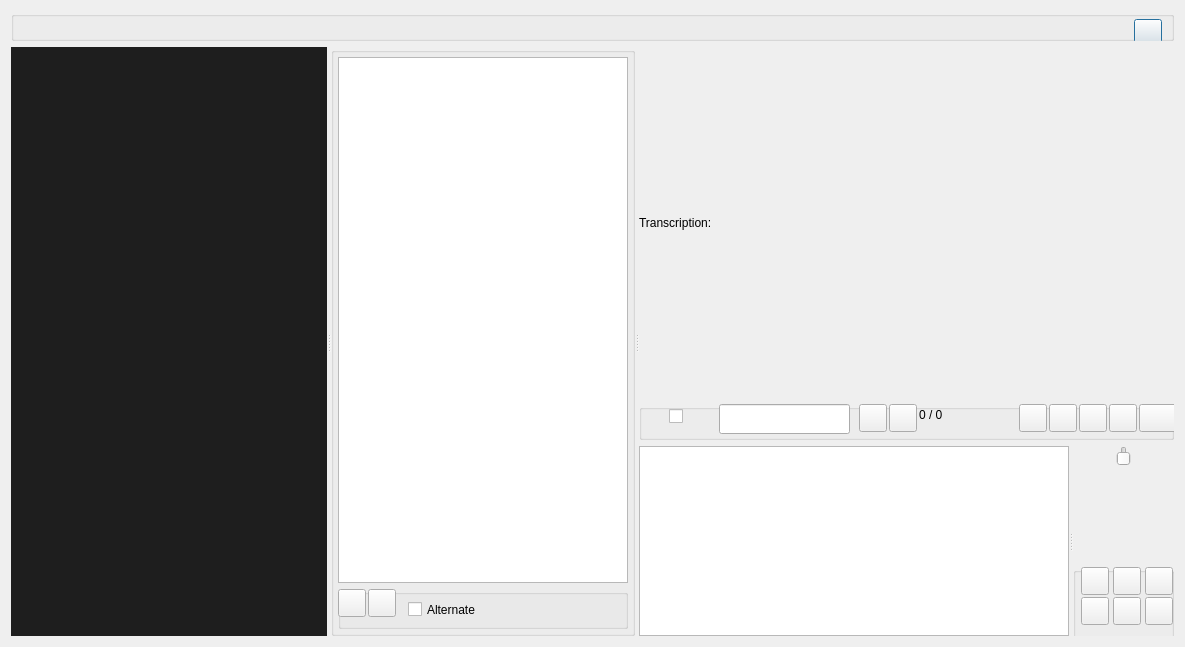
Qt form src/GUI_UIs/ui_dialog_view_av.ui (ccbogel/QualCoder) before a commit.
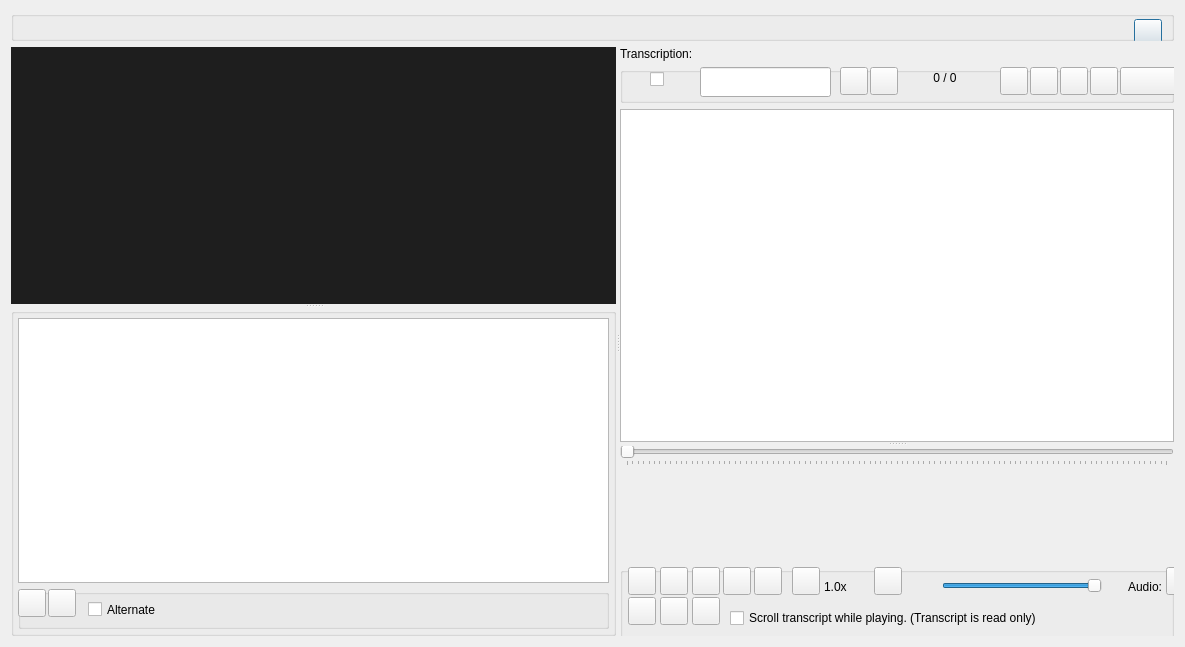
The same form after that commit. Custom widgets are drawn as their Qt base class.

```diff
--- a/src/GUI_UIs/ui_dialog_view_av.ui
+++ b/src/GUI_UIs/ui_dialog_view_av.ui
@@ -107,7 +107,7 @@
        <item>
         <widget class="QSplitter" name="splitter_left">
          <property name="orientation">
-          <enum>Qt::Horizontal</enum>
+          <enum>Qt::Orientation::Vertical</enum>
          </property>
          <widget class="QFrame" name="frame_video">
           <property name="minimumSize">
@@ -120,7 +120,10 @@
            <string notr="true">background-color: rgb(30, 30, 30);</string>
           </property>
           <property name="frameShape">
-           <enum>QFrame::NoFrame</enum>
+           <enum>QFrame::Shape::NoFrame</enum>
+          </property>
+          <property name="frameShadow">
+           <enum>QFrame::Shadow::Plain</enum>
           </property>
          </widget>
          <widget class="QGroupBox" name="groupBox_snippets">
@@ -330,13 +333,16 @@
            <bool>false</bool>
           </property>
           <property name="frameShape">
-           <enum>QFrame::NoFrame</enum>
+           <enum>QFrame::Shape::Box</enum>
           </property>
           <property name="lineWidth">
            <number>0</number>
           </property>
           <property name="text">
-           <string/>
+           <string />
+          </property>
+          <property name="alignment">
+           <set>Qt::AlignmentFlag::AlignRight|Qt::AlignmentFlag::AlignTrailing|Qt::AlignmentFlag::AlignVCenter</set>
           </property>
           <property name="wordWrap">
            <bool>true</bool>
@@ -370,6 +376,9 @@
           <property name="text">
            <string>0 / 0</string>
           </property>
+          <property name="alignment">
+           <set>Qt::AlignmentFlag::AlignCenter</set>
+          </property>
          </widget>
          <widget class="QPushButton" name="pushButton_insert_timestamp">
           <property name="geometry">
@@ -453,7 +462,7 @@
        <item>
         <widget class="QSplitter" name="splitter_write">
          <property name="orientation">
-          <enum>Qt::Horizontal</enum>
+          <enum>Qt::Orientation::Vertical</enum>
          </property>
          <widget class="QWidget" name="widget_transcript">
           <layout class="QHBoxLayout" name="transcriptLayout">
@@ -536,8 +545,11 @@
              <property name="value">
               <number>0</number>
              </property>
+             <property name="orientation">
+              <enum>Qt::Orientation::Horizontal</enum>
+             </property>
              <property name="tickPosition">
-              <enum>QSlider::NoTicks</enum>
+              <enum>QSlider::TickPosition::TicksBelow</enum>
              </property>
              <property name="tickInterval">
               <number>10</number>
@@ -572,7 +584,7 @@
              <item>
               <spacer name="timeSpacer">
                <property name="orientation">
-                <enum>Qt::Vertical</enum>
+                <enum>Qt::Orientation::Horizontal</enum>
                </property>
                <property name="sizeHint" stdset="0">
                 <size>
@@ -656,6 +668,9 @@
               <property name="value">
                <number>100</number>
               </property>
+              <property name="orientation">
+               <enum>Qt::Orientation::Horizontal</enum>
+              </property>
              </widget>
              <widget class="QLabel" name="label_volume">
               <property name="geometry">
@@ -670,7 +685,10 @@
                <string>Volume</string>
               </property>
               <property name="text">
-               <string/>
+               <string />
+              </property>
+              <property name="alignment">
+               <set>Qt::AlignmentFlag::AlignRight|Qt::AlignmentFlag::AlignTrailing|Qt::AlignmentFlag::AlignVCenter</set>
               </property>
              </widget>
              <widget class="QComboBox" name="comboBox_tracks">
@@ -695,6 +713,9 @@
               <property name="text">
                <string>Audio:</string>
               </property>
+              <property name="alignment">
+               <set>Qt::AlignmentFlag::AlignRight|Qt::AlignmentFlag::AlignTrailing|Qt::AlignmentFlag::AlignVCenter</set>
+              </property>
              </widget>
              <widget class="QCheckBox" name="checkBox_scroll_transcript">
               <property name="geometry">
```
Left out of the diff: 72 changed lines with no effect on the pictures.
